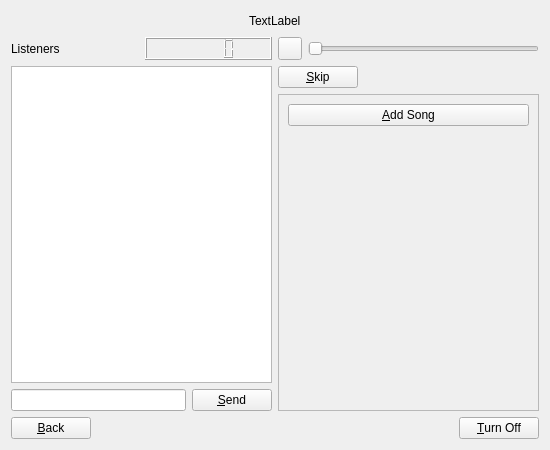
This is GoodVibes-Client/channelwidget.ui in spacesh1p/GoodVibes-Radio as Qt 5 draws it before an edit. The edited form follows.
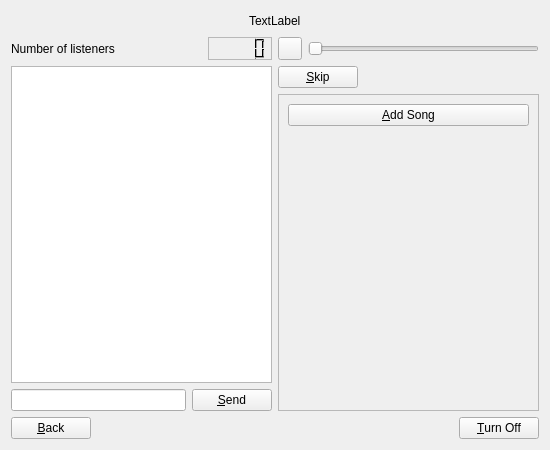
This is the edited form. Icons and pictures are not drawn.

Diff of the .ui file:
```diff
--- a/GoodVibes-Client/channelwidget.ui
+++ b/GoodVibes-Client/channelwidget.ui
@@ -60,18 +60,71 @@
          <item>
           <widget class="QLabel" name="numOfListeners">
            <property name="text">
-            <string>Listeners</string>
+            <string>Number of listeners</string>
            </property>
           </widget>
          </item>
+         <item>
+          <spacer name="horizontalSpacer_5">
+           <property name="orientation">
+            <enum>Qt::Horizontal</enum>
+           </property>
+           <property name="sizeHint" stdset="0">
+            <size>
+             <width>40</width>
+             <height>20</height>
+            </size>
+           </property>
+          </spacer>
+         </item>
          <item>
           <widget class="QLCDNumber" name="lcdNumber">
+           <property name="palette">
+            <palette>
+             <active>
+              <colorrole role="Light">
+               <brush brushstyle="SolidPattern">
+                <color alpha="255">
+                 <red>0</red>
+                 <green>0</green>
+                 <blue>0</blue>
+                </color>
+               </brush>
+              </colorrole>
+             </active>
+             <inactive>
+              <colorrole role="Light">
+               <brush brushstyle="SolidPattern">
+                <color alpha="255">
+                 <red>0</red>
+                 <green>0</green>
+                 <blue>0</blue>
+                </color>
+               </brush>
+              </colorrole>
+             </inactive>
+             <disabled>
+              <colorrole role="Light">
+               <brush brushstyle="SolidPattern">
+                <color alpha="255">
+                 <red>0</red>
+                 <green>0</green>
+                 <blue>0</blue>
+                </color>
+               </brush>
+              </colorrole>
+             </disabled>
+            </palette>
+           </property>
            <property name="font">
             <font>
              <weight>50</weight>
              <bold>false</bold>
             </font>
            </property>
+           <property name="frameShape">
+            <enum>QFrame::StyledPanel</enum>
+           </property>
           </widget>
          </item>
         </layout>
```
